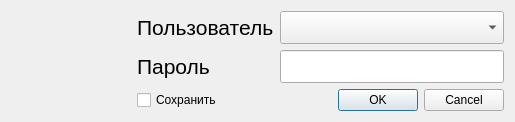
Qt form bar/QLoginDialog.ui (SergMaruda/bar) before a commit.
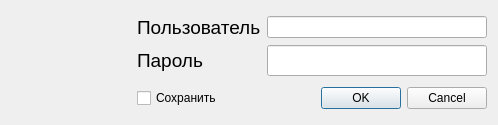
The same form after that commit. Icons and pictures are not drawn.

```diff
--- a/bar/QLoginDialog.ui
+++ b/bar/QLoginDialog.ui
@@ -6,8 +6,8 @@
    <rect>
     <x>0</x>
     <y>0</y>
-    <width>515</width>
-    <height>122</height>
+    <width>498</width>
+    <height>125</height>
    </rect>
   </property>
   <property name="maximumSize">
@@ -19,6 +19,9 @@
   <property name="windowTitle">
    <string>Авторизация</string>
   </property>
+  <property name="styleSheet">
+   <string notr="true">font: 14pt &quot;MS Shell Dlg 2&quot;;</string>
+  </property>
   <layout class="QHBoxLayout" name="horizontalLayout_2">
    <item>
     <widget class="QWidget" name="widget" native="true">
@@ -53,7 +56,11 @@
          </property>
          <property name="font">
           <font>
-           <pointsize>16</pointsize>
+           <family>MS Shell Dlg 2</family>
+           <pointsize>14</pointsize>
+           <weight>50</weight>
+           <italic>false</italic>
+           <bold>false</bold>
           </font>
          </property>
          <property name="text">
@@ -61,20 +68,15 @@
          </property>
         </widget>
        </item>
-       <item row="0" column="1">
-        <widget class="QComboBox" name="comboBoxUsers">
-         <property name="font">
-          <font>
-           <pointsize>16</pointsize>
-          </font>
-         </property>
-        </widget>
-       </item>
        <item row="1" column="1">
         <widget class="QLineEdit" name="lineEditPassword">
          <property name="font">
           <font>
-           <pointsize>16</pointsize>
+           <family>MS Shell Dlg 2</family>
+           <pointsize>14</pointsize>
+           <weight>50</weight>
+           <italic>false</italic>
+           <bold>false</bold>
           </font>
          </property>
          <property name="clearButtonEnabled">
@@ -86,7 +88,11 @@
         <widget class="QLabel" name="label_2">
          <property name="font">
           <font>
-           <pointsize>16</pointsize>
+           <family>MS Shell Dlg 2</family>
+           <pointsize>14</pointsize>
+           <weight>50</weight>
+           <italic>false</italic>
+           <bold>false</bold>
           </font>
          </property>
          <property name="text">
@@ -94,6 +100,9 @@
          </property>
         </widget>
        </item>
+       <item row="0" column="1">
+        <widget class="QLineEdit" name="lineEditUser"/>
+       </item>
       </layout>
      </item>
      <item>
```
Left out of the diff: 6 changed lines with no effect on the pictures.
